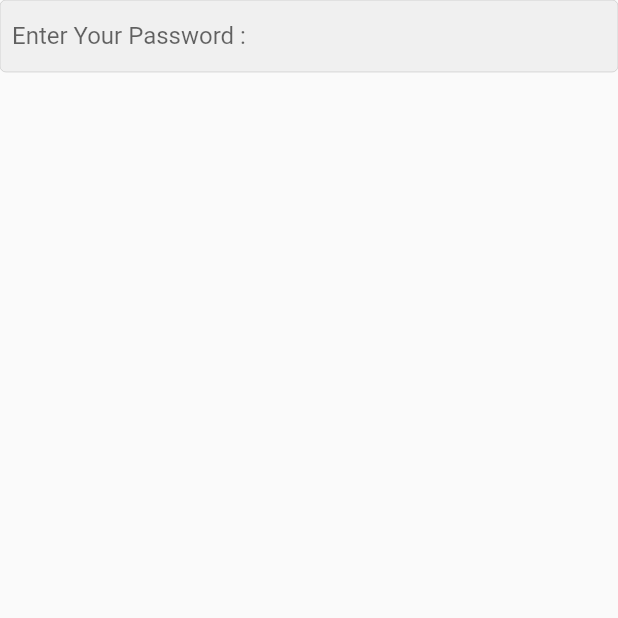
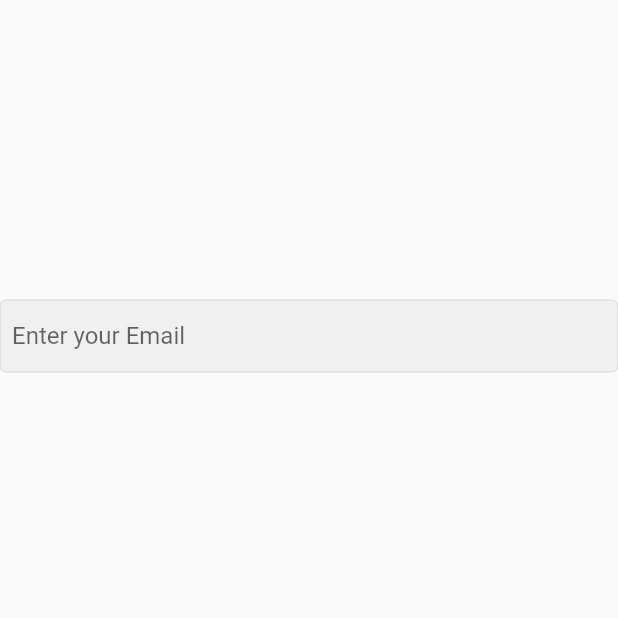
Before and after one commit to AbanoubNabile/E_commerce-app, a Flutter app: the screen it shows after launch, on a phone screen of 412 x 824 dp, the top half of it. Run offline on Flutter 3.47's test engine with Material 2 defaults, Android fonts, the phone set to English and light mode, and no system bars.

Commit message:
add sizedbox

```diff
--- a/lib/pages/login.dart
+++ b/lib/pages/login.dart
@@ -9,10 +9,14 @@ class Login extends StatelessWidget {
         body: Center(
       child: Column(
         children: [
+          const SizedBox(
+            height: 200,
+          ),
           TextField(
-              keyboardType: TextInputType.text,
+              keyboardType: TextInputType.emailAddress,
+              obscureText: false,
               decoration: InputDecoration(
-                  hintText: "Enter Your Password : ",
+                  hintText: "Enter your Email ",
                   enabledBorder: OutlineInputBorder(
                       borderSide: Divider.createBorderSide(context)),
                   focusedBorder: OutlineInputBorder(
```
